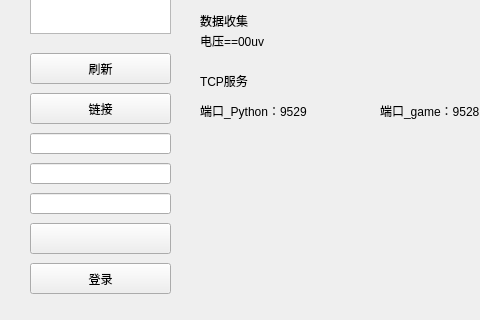
Puiching-Memory/fakebrain, file fakebrain/mainwindow.ui: the form before one commit; both pictures show x 0 to 480 and y 280 to 600 of the 800 by 600 pixel window.
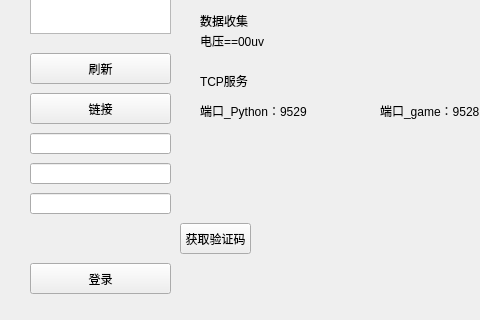
The form after the commit.

Commit message: 继续添加API绑定

What changed in the file:
```diff
--- a/fakebrain/mainwindow.ui
+++ b/fakebrain/mainwindow.ui
@@ -360,7 +360,7 @@
      <string>端口_game：9528</string>
     </property>
    </widget>
-   <widget class="QPushButton" name="pushButton_2">
+   <widget class="QLabel" name="LabelCode">
     <property name="geometry">
      <rect>
       <x>30</x>
@@ -373,6 +373,19 @@
      <string/>
     </property>
    </widget>
+   <widget class="QPushButton" name="ButtonCode">
+    <property name="geometry">
+     <rect>
+      <x>180</x>
+      <y>480</y>
+      <width>71</width>
+      <height>31</height>
+     </rect>
+    </property>
+    <property name="text">
+     <string>获取验证码</string>
+    </property>
+   </widget>
   </widget>
   <widget class="QMenuBar" name="menubar">
    <property name="geometry">
```
Left out of the diff: 12 changed lines with no effect on the pictures. The commit also changes 2 other files.
